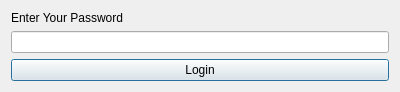
First picture: the form in designs/xml/login_window.ui, repository daniel-deru/WorkMate-3.0, before the edit.
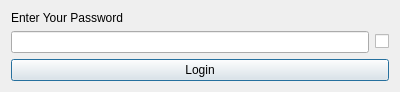
Second picture: the form after the edit.

What changed in the file:
```diff
--- a/designs/xml/login_window.ui
+++ b/designs/xml/login_window.ui
@@ -7,7 +7,7 @@
     <x>0</x>
     <y>0</y>
     <width>400</width>
-    <height>88</height>
+    <height>90</height>
    </rect>
   </property>
   <property name="windowTitle">
@@ -22,7 +22,21 @@
     </widget>
    </item>
    <item>
-    <widget class="QLineEdit" name="lnedt_password"/>
+    <layout class="QHBoxLayout" name="horizontalLayout_2">
+     <item>
+      <widget class="QLineEdit" name="lnedt_password"/>
+     </item>
+     <item>
+      <widget class="QCheckBox" name="chk_show_password">
+       <property name="cursor">
+        <cursorShape>PointingHandCursor</cursorShape>
+       </property>
+       <property name="text">
+        <string/>
+       </property>
+      </widget>
+     </item>
+    </layout>
    </item>
    <item>
     <layout class="QHBoxLayout" name="horizontalLayout">
```
